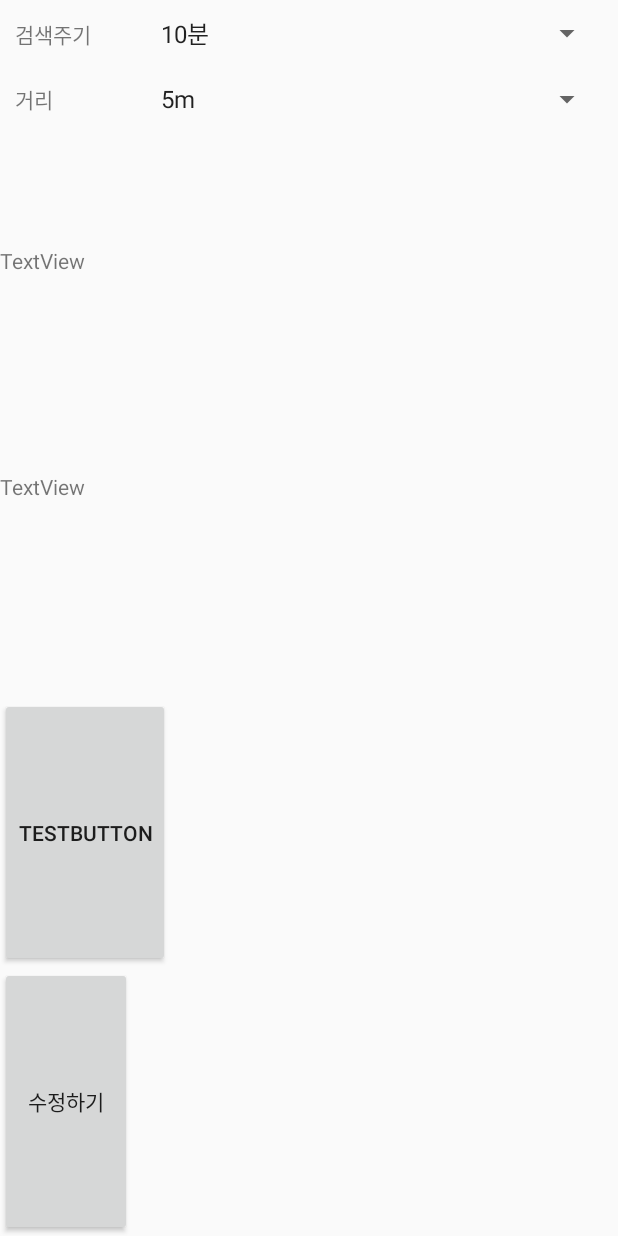
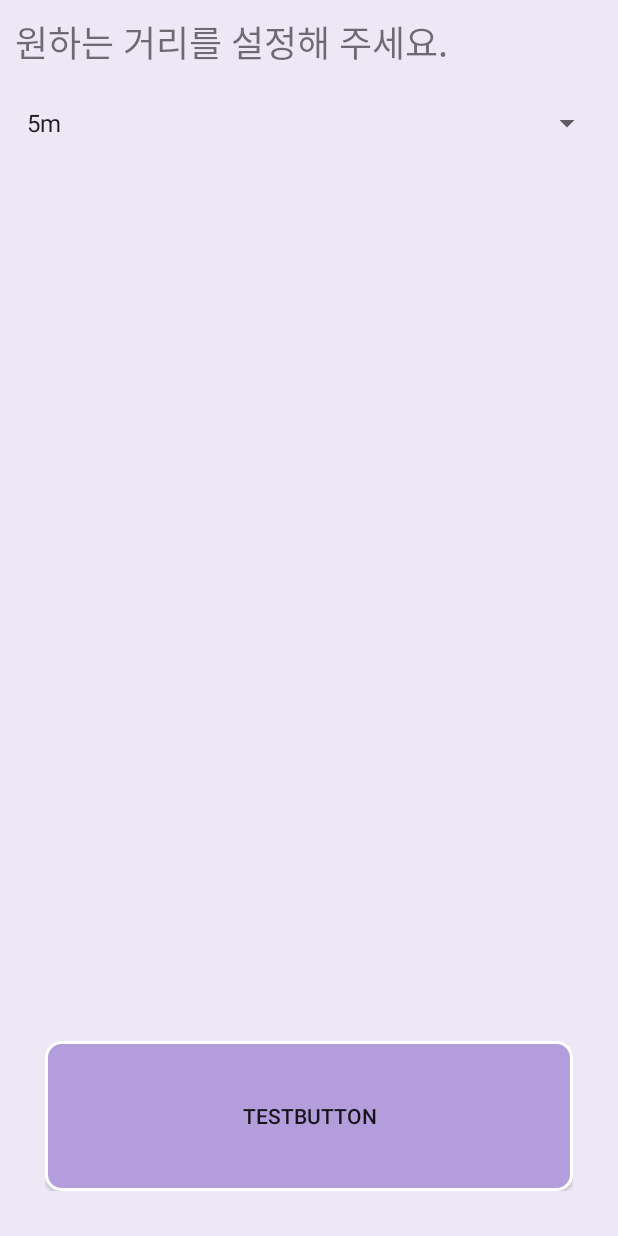
Before and after one commit to Bohyunnn/BLE_Scanning, an Android app: the layout activity_blesetting.xml on its own in the app's theme, with its tools: preview values and no code run, on a phone screen of 412 x 824 dp. Run offline under Robolectric (Android 15) with nearby library versions, the phone set to English and light mode, and no system bars.

Commit message:
setting UI commit

```diff
--- a/app/src/main/java/com/example/hansung/ifindthanq/addBLE/AddBLEActivity.java
+++ b/app/src/main/java/com/example/hansung/ifindthanq/addBLE/AddBLEActivity.java
@@ -59,11 +59,12 @@ public class AddBLEActivity extends AppCompatActivity {
     protected void onCreate(Bundle savedInstanceState) {
         super.onCreate(savedInstanceState);
         setContentView(R.layout.activity_add_ble);
+        getSupportActionBar().setDisplayHomeAsUpEnabled(true);
         mSQLiteDBHelperDao = new SQLiteDBHelperDao(this);
 
-        ActionBar actionBar = getSupportActionBar();
-        actionBar.setDisplayHomeAsUpEnabled(true);
-        actionBar.setTitle("블루투스 등록하기");
+//        ActionBar actionBar = getSupportActionBar();
+//        actionBar.setDisplayHomeAsUpEnabled(true);
+//        actionBar.setTitle("블루투스 등록하기");
 
 
         imm = (InputMethodManager) getSystemService(INPUT_METHOD_SERVICE);
@@ -170,7 +171,7 @@ public class AddBLEActivity extends AppCompatActivity {
         mSQLiteDBHelperDao.addConfiguration(problem); //ArrayList 데이터 추가
 
         startActivity(intent);
-        finish();
+        //finish();
 
         //MYBLE 리스트에 등록해서 MainActivity의 recyclerview에 보여줘야함.
 //        List<MyBLE> myBLEList = null;
--- a/app/src/main/res/layout/activity_blesetting.xml
+++ b/app/src/main/res/layout/activity_blesetting.xml
@@ -4,84 +4,54 @@
     xmlns:tools="http://schemas.android.com/tools"
     android:layout_width="match_parent"
     android:layout_height="match_parent"
+    android:background="@color/deep_purple_50"
     android:orientation="vertical"
     tools:context="com.example.hansung.ifindthanq.BLESettingActivity">
 
     <LinearLayout
         android:layout_width="match_parent"
-        android:layout_height="wrap_content"
-        android:layout_margin="10dp"
-        android:orientation="horizontal">
-
-        <TextView
-            android:id="@+id/textView"
-            android:layout_width="111dp"
-            android:layout_height="wrap_content"
-            android:layout_weight="1"
-            android:text="검색주기" />
-
-        <Spinner
-            android:id="@+id/spinner"
-            android:layout_width="match_parent"
-            android:layout_height="wrap_content"
-            android:layout_weight="4"
-            android:entries="@array/scanPeriod"/>
-
-    </LinearLayout>
-
-    <LinearLayout
-        android:layout_width="match_parent"
         android:layout_height="100dp"
         android:layout_margin="10dp"
-        android:orientation="horizontal">
+        android:orientation="vertical">
 
         <TextView
             android:id="@+id/textView2"
-            android:layout_width="111dp"
+            android:layout_width="match_parent"
             android:layout_height="wrap_content"
             android:layout_weight="1"
-            android:text="거리" />
+            android:text="원하는 거리를 설정해 주세요."
+            android:textSize="24sp" />
 
         <Spinner
             android:id="@+id/spinner2"
             android:layout_width="match_parent"
             android:layout_height="wrap_content"
             android:layout_weight="4"
-            android:entries="@array/signalStrength"/>
+            android:entries="@array/signalStrength" />
 
     </LinearLayout>
 
-    <LinearLayout
+    <RelativeLayout
         android:layout_width="match_parent"
         android:layout_height="match_parent"
-        android:orientation="vertical">
+        android:layout_margin="30dp"
+        android:layout_weight="1"
+        android:gravity="bottom">
 
-        <TextView
-            android:id="@+id/test1"
-            android:layout_width="wrap_content"
-            android:layout_height="wrap_content"
-            android:layout_weight="1"
-            android:text="TextView" />
+        <LinearLayout
+            android:layout_width="match_parent"
+            android:layout_height="100dp"
+            android:gravity="bottom|center_horizontal"
+            android:orientation="vertical">
 
-        <TextView
-            android:id="@+id/test2"
-            android:layout_width="match_parent"
-            android:layout_height="wrap_content"
-            android:layout_weight="1"
-            android:text="TextView" />
+            <Button
+                android:id="@+id/TestButton"
+                android:layout_width="match_parent"
+                android:layout_height="100dp"
+                android:layout_weight="1"
+                android:background="@drawable/round_background"
+                android:text="TestButton" />
 
-        <Button
-            android:id="@+id/TestButton"
-            android:layout_width="wrap_content"
-            android:layout_height="wrap_content"
-            android:layout_weight="1"
-            android:text="TestButton" />
-
-        <Button
-            android:id="@+id/SettingButton"
-            android:layout_width="wrap_content"
-            android:layout_height="wrap_content"
-            android:layout_weight="1"
-            android:text="수정하기" />
-    </LinearLayout>
-</LinearLayout >
+        </LinearLayout>
+    </RelativeLayout>
+</LinearLayout>
```
